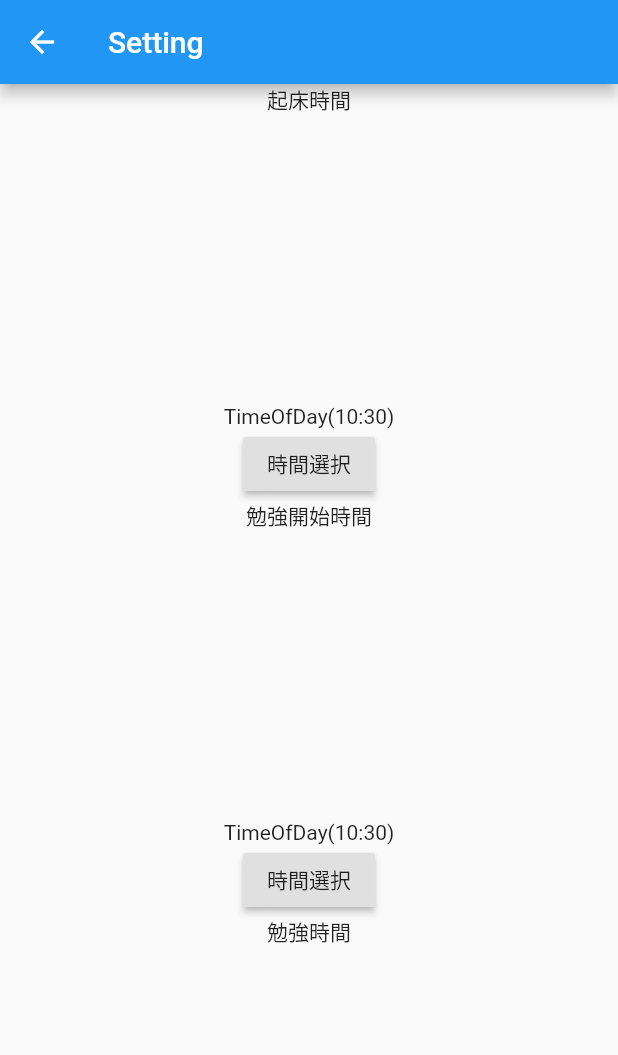
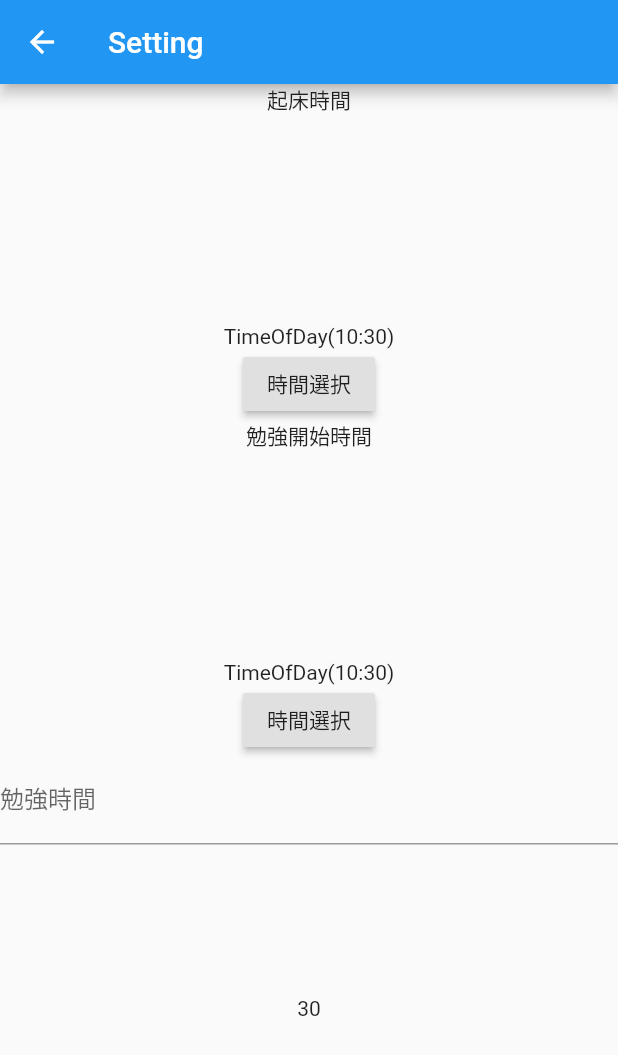
Before and after one commit to ikdBSK/team10, a Flutter app: the screen it shows after launch, in the side drawer, after a tap on "STOP", on a phone screen of 412 x 824 dp. Shown: the top 1055 px of the screen. Run offline on Flutter 3.47's test engine with Material 2 defaults, Android fonts, the phone set to English and light mode, and no system bars; our stand-ins replace flutter_countdown_timer.

Commit message:
勉強時間の入力を反映させた

```diff
--- a/lib/screens/setting_page.dart
+++ b/lib/screens/setting_page.dart
@@ -25,6 +25,15 @@ class _SettingPageState extends State<SettingPage> {
     if(picked != null) setState(() => startTime = picked);
   }
 
+  final numberController = TextEditingController();
+
+  // ignore: missing_return
+  Function _setStudyTime(int studyTime){
+    setState(){
+      studyTimeMin = studyTime;
+    }
+  }
+
   @override
   Widget build(BuildContext context) {
     return Scaffold(
@@ -47,8 +56,23 @@ class _SettingPageState extends State<SettingPage> {
           RaisedButton(onPressed: () => _selectStartTime(context), child: Text('時間選択'),),
 
           Expanded(
-            child: Text('勉強時間'),
+            child: TextField(
+              controller: numberController,
+              decoration: new InputDecoration(labelText: "勉強時間"),
+              keyboardType: TextInputType.number,
+              onChanged: (Text){
+                setState(() {
+                  studyTimeMin = int.parse(Text);
+                });
+              },
+            ),
           ),
+
+          Expanded(
+            child: Text(
+                studyTimeMin.toString(),
+            ),
+          )
 
         ],
       ),
--- a/lib/variable.dart
+++ b/lib/variable.dart
@@ -1,7 +1,6 @@
 import 'package:flutter/material.dart';
 
 int studyTimeMin = 30;
-final TimeOfDay picked = null;
 
 TimeOfDay awakeTime = new TimeOfDay.now();
 TimeOfDay startTime = new TimeOfDay.now();
```
